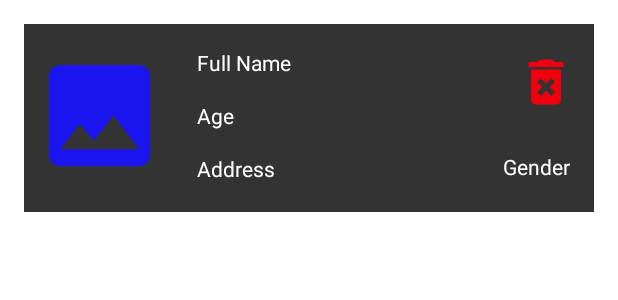
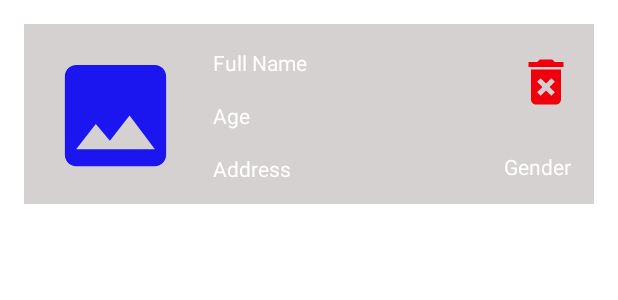
Before and after one commit to Sayyed-Abrar-Akhtar/SoftUser, an Android app: the layout student_layout.xml on its own in the app's theme, with its tools: preview values and no code run, on a phone screen of 412 x 824 dp. Shown: the top 300 px of the screen. Run offline under Robolectric (Android 15) with nearby library versions, the phone set to English and light mode, and no system bars.

Commit message:
updated recycler view background color

```diff
--- a/app/src/main/res/layout/student_layout.xml
+++ b/app/src/main/res/layout/student_layout.xml
@@ -4,17 +4,17 @@
     xmlns:app="http://schemas.android.com/apk/res-auto"
     xmlns:tools="http://schemas.android.com/tools"
     android:layout_width="match_parent"
-    android:layout_height="125dp"
+    android:layout_height="120dp"
     android:layout_margin="16dp"
-    android:background="#333">
+    android:background="#D5D1D0">
 
     <de.hdodenhof.circleimageview.CircleImageView
         android:id="@+id/studentImage"
         android:layout_width="90dp"
         android:layout_height="90dp"
         android:src="@drawable/ic_baseline_image_24"
-        android:layout_marginStart="5dp"
-        android:layout_marginLeft="5dp"
+        android:layout_marginStart="16dp"
+        android:layout_marginLeft="16dp"
         android:layout_marginTop="16dp"
         app:layout_constraintStart_toStartOf="parent"
         app:layout_constraintTop_toTopOf="parent" />
```
